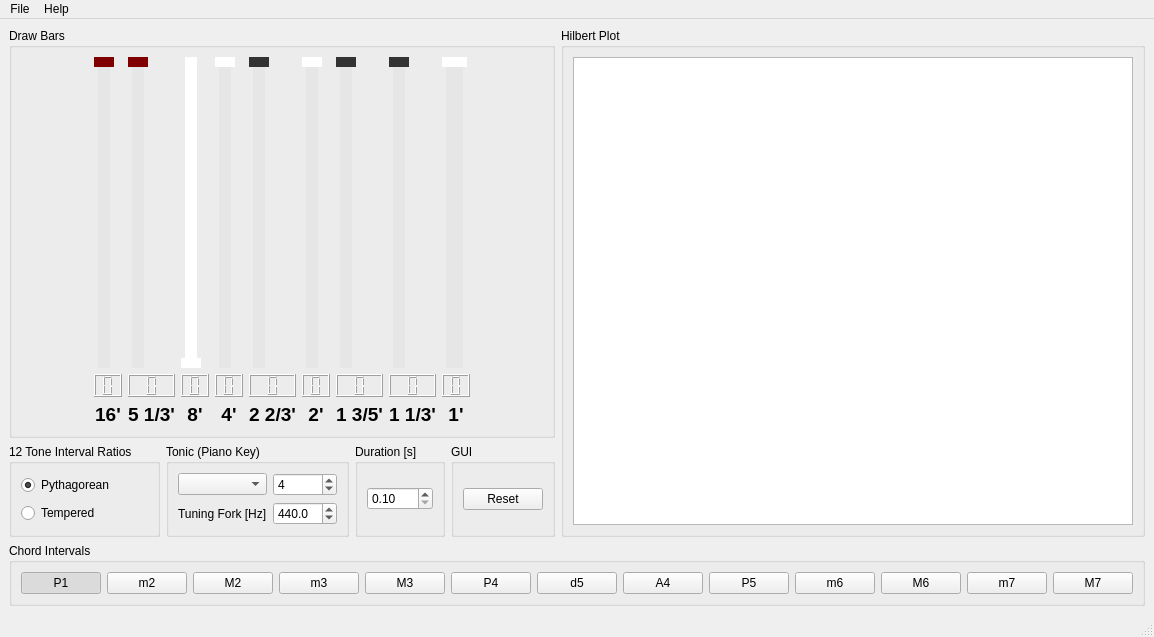
Above: rsrc/orQanon.ui from xaratustrah/orQanon before the change. Below: the same form after it.
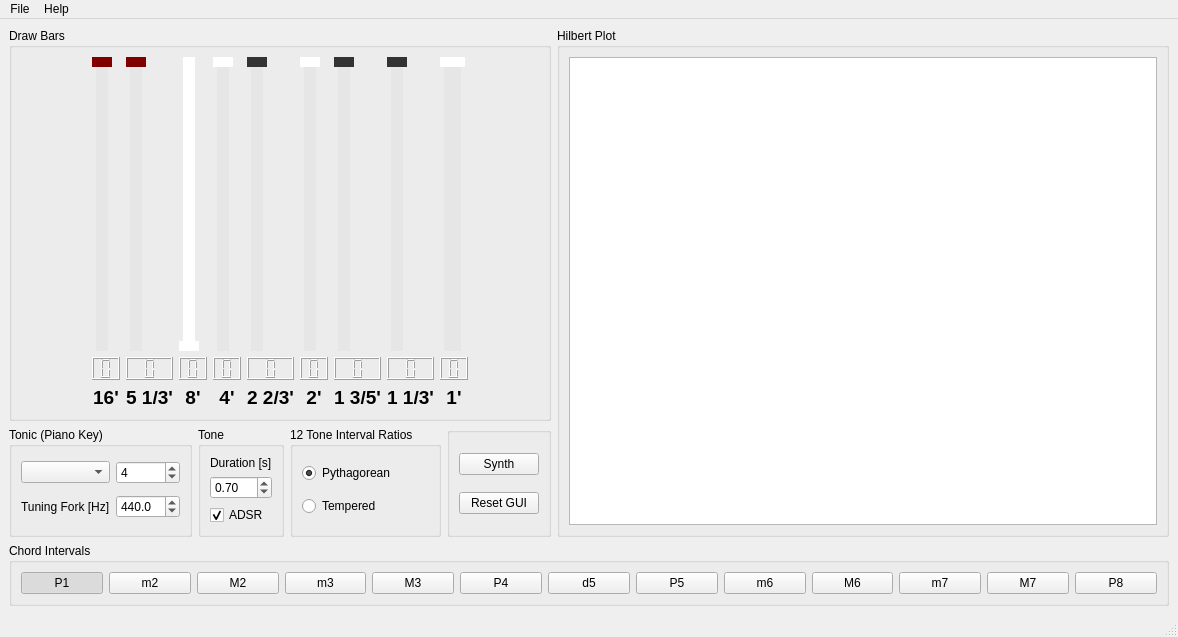
That is the form after the change.

```diff
--- a/rsrc/orQanon.ui
+++ b/rsrc/orQanon.ui
@@ -6,7 +6,7 @@
    <rect>
     <x>0</x>
     <y>0</y>
-    <width>1141</width>
+    <width>1178</width>
     <height>637</height>
    </rect>
   </property>
@@ -750,32 +750,6 @@
         </item>
         <item>
          <layout class="QHBoxLayout" name="horizontalLayout_2">
-          <item>
-           <widget class="QGroupBox" name="groupBox_4">
-            <property name="title">
-             <string>12 Tone Interval Ratios</string>
-            </property>
-            <layout class="QVBoxLayout" name="verticalLayout_3">
-             <item>
-              <widget class="QRadioButton" name="radioButton_1">
-               <property name="text">
-                <string>Pythagorean</string>
-               </property>
-               <property name="checked">
-                <bool>true</bool>
-               </property>
-              </widget>
-             </item>
-             <item>
-              <widget class="QRadioButton" name="radioButton_2">
-               <property name="text">
-                <string>Tempered</string>
-               </property>
-              </widget>
-             </item>
-            </layout>
-           </widget>
-          </item>
           <item>
            <widget class="QGroupBox" name="groupBox_6">
             <property name="title">
@@ -825,10 +799,17 @@
           <item>
            <widget class="QGroupBox" name="groupBox_5">
             <property name="title">
-             <string>Duration [s]</string>
+             <string>Tone</string>
             </property>
             <layout class="QGridLayout" name="gridLayout_4">
              <item row="0" column="0">
+              <widget class="QLabel" name="label_10">
+               <property name="text">
+                <string>Duration [s]</string>
+               </property>
+              </widget>
+             </item>
+             <item row="1" column="0">
               <widget class="QDoubleSpinBox" name="doubleSpinBox_1">
                <property name="minimum">
                 <double>0.100000000000000</double>
@@ -839,6 +820,45 @@
                <property name="singleStep">
                 <double>0.100000000000000</double>
                </property>
+               <property name="value">
+                <double>0.700000000000000</double>
+               </property>
+              </widget>
+             </item>
+             <item row="2" column="0">
+              <widget class="QCheckBox" name="checkBox">
+               <property name="text">
+                <string>ADSR</string>
+               </property>
+               <property name="checked">
+                <bool>true</bool>
+               </property>
+              </widget>
+             </item>
+            </layout>
+           </widget>
+          </item>
+          <item>
+           <widget class="QGroupBox" name="groupBox_4">
+            <property name="title">
+             <string>12 Tone Interval Ratios</string>
+            </property>
+            <layout class="QVBoxLayout" name="verticalLayout_3">
+             <item>
+              <widget class="QRadioButton" name="radioButton_1">
+               <property name="text">
+                <string>Pythagorean</string>
+               </property>
+               <property name="checked">
+                <bool>true</bool>
+               </property>
+              </widget>
+             </item>
+             <item>
+              <widget class="QRadioButton" name="radioButton_2">
+               <property name="text">
+                <string>Tempered</string>
+               </property>
               </widget>
              </item>
             </layout>
@@ -847,13 +867,20 @@
           <item>
            <widget class="QGroupBox" name="groupBox_7">
             <property name="title">
-             <string>GUI</string>
+             <string/>
             </property>
             <layout class="QGridLayout" name="gridLayout_6">
-             <item row="0" column="0">
+             <item row="1" column="0">
               <widget class="QPushButton" name="pushButton_reset">
                <property name="text">
-                <string>Reset</string>
+                <string>Reset GUI</string>
+               </property>
+              </widget>
+             </item>
+             <item row="0" column="0">
+              <widget class="QPushButton" name="pushButton_synth">
+               <property name="text">
+                <string>Synth</string>
                </property>
               </widget>
              </item>
@@ -967,16 +994,6 @@
        <item>
         <widget class="QPushButton" name="pushButton_8">
          <property name="text">
-          <string>A4</string>
-         </property>
-         <property name="checkable">
-          <bool>true</bool>
-         </property>
-        </widget>
-       </item>
-       <item>
-        <widget class="QPushButton" name="pushButton_9">
-         <property name="text">
           <string>P5</string>
          </property>
          <property name="checkable">
@@ -985,7 +1002,7 @@
         </widget>
        </item>
        <item>
-        <widget class="QPushButton" name="pushButton_10">
+        <widget class="QPushButton" name="pushButton_9">
          <property name="text">
           <string>m6</string>
          </property>
@@ -995,7 +1012,7 @@
         </widget>
        </item>
        <item>
-        <widget class="QPushButton" name="pushButton_11">
+        <widget class="QPushButton" name="pushButton_10">
          <property name="text">
           <string>M6</string>
          </property>
@@ -1005,7 +1022,7 @@
         </widget>
        </item>
        <item>
-        <widget class="QPushButton" name="pushButton_12">
+        <widget class="QPushButton" name="pushButton_11">
          <property name="text">
           <string>m7</string>
          </property>
@@ -1015,7 +1032,7 @@
         </widget>
        </item>
        <item>
-        <widget class="QPushButton" name="pushButton_13">
+        <widget class="QPushButton" name="pushButton_12">
          <property name="text">
           <string>M7</string>
          </property>
@@ -1024,6 +1041,16 @@
          </property>
         </widget>
        </item>
+       <item>
+        <widget class="QPushButton" name="pushButton_13">
+         <property name="text">
+          <string>P8</string>
+         </property>
+         <property name="checkable">
+          <bool>true</bool>
+         </property>
+        </widget>
+       </item>
       </layout>
      </widget>
     </item>
@@ -1034,7 +1061,7 @@
     <rect>
      <x>0</x>
      <y>0</y>
-     <width>1141</width>
+     <width>1178</width>
      <height>22</height>
     </rect>
    </property>
```
